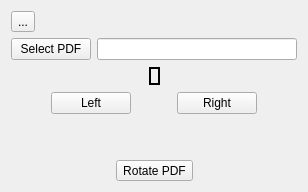
This is src/interface/pages/4-rotate/rotate.ui in silash35/qpdftools as Qt 5 draws it before an edit. The edited form follows.
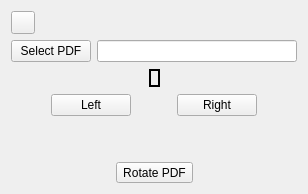
This is the edited form.

```diff
--- a/src/interface/pages/4-rotate/rotate.ui
+++ b/src/interface/pages/4-rotate/rotate.ui
@@ -7,8 +7,8 @@
     <layout class="QHBoxLayout" name="horizontalLayout_13">
      <item>
       <widget class="QToolButton" name="tbtn_return4">
-       <property name="text">
-        <string>...</string>
+       <property name="toolTip">
+        <string>Return</string>
        </property>
        <property name="shortcut">
         <string>Esc</string>
```
